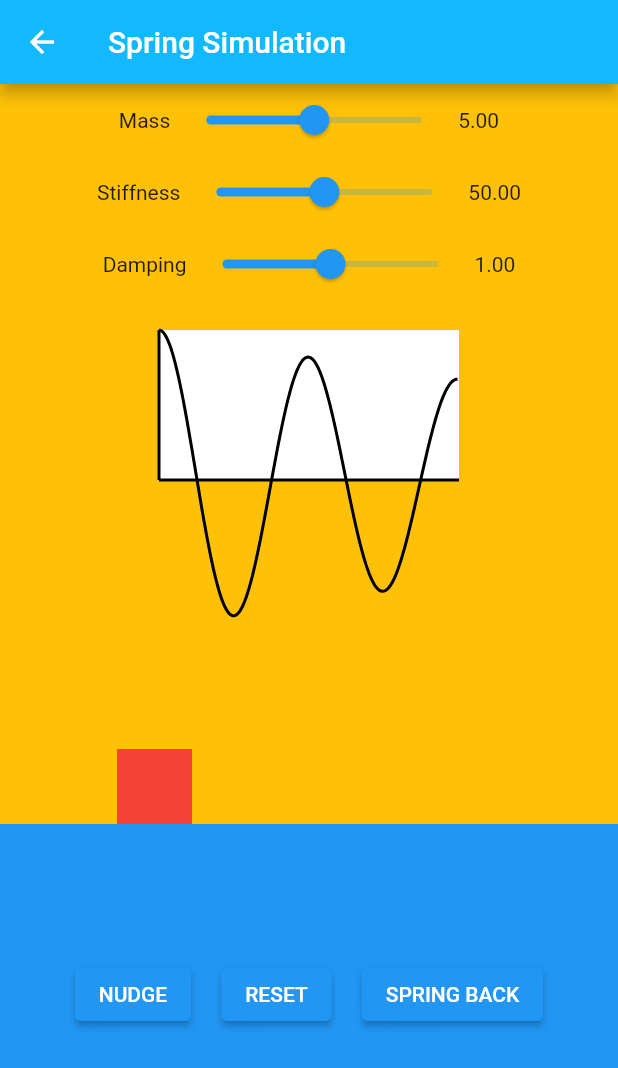
After one commit to alexanderytaylor/animation_experiments, a Flutter app: the screen it shows after launch, after a tap on "Spring Simulation", on a phone screen of 412 x 824 dp. The commit adds this screen. Shown: the top 1068 px of the screen. Run offline on Flutter 3.47's test engine with Material 2 defaults, Android fonts, the light colour scheme and no system bars; our stand-ins replace bloc; generated files the repository leaves out were written again.

Commit message:
Added Spring Simulation

```diff
--- a/lib/experiments/view/experiments_page.dart
+++ b/lib/experiments/view/experiments_page.dart
@@ -1,5 +1,7 @@
 import 'package:animation_experiments/experiments/experiments.dart';
+import 'package:animation_experiments/friction_simulation/friction_simulation.dart';
 import 'package:animation_experiments/glass_of_liquid/glass_of_liquid.dart';
+import 'package:animation_experiments/spring_simulation/spring_simulation.dart';
 import 'package:animation_experiments/thermometer/thermometer.dart';
 import 'package:flutter/material.dart';
 
@@ -33,6 +35,16 @@ class ExperimentsView extends StatelessWidget {
                 Navigator.of(context).push(GlassOfLiquidPage.route()),
             name: 'Glass of Liquid',
           ),
+          ExperimentButton(
+            onPressed: () =>
+                Navigator.of(context).push(FrictionSimulationPage.route()),
+            name: 'Friciton Simulation',
+          ),
+          ExperimentButton(
+            onPressed: () =>
+                Navigator.of(context).push(SpringSimulaitonPage.route()),
+            name: 'Spring Simulation',
+          )
         ],
       ),
     );
--- /dev/null
+++ b/lib/friction_simulation/friction_simulation.dart
@@ -0,0 +1 @@
+export 'view/view.dart';
--- /dev/null
+++ b/lib/friction_simulation/view/view.dart
@@ -0,0 +1 @@
+export 'friction_simulation_page.dart';
--- /dev/null
+++ b/lib/spring_simulation/spring_simulation.dart
@@ -0,0 +1,2 @@
+export 'view/view.dart';
+export 'widgets/widgets.dart';
--- /dev/null
+++ b/lib/spring_simulation/view/spring_simulation_page.dart
@@ -0,0 +1,224 @@
+import 'package:animation_experiments/spring_simulation/spring_simulation.dart';
+import 'package:flutter/material.dart';
+
+import 'package:flutter/physics.dart';
+
+// From https://www.youtube.com/watch?v=O8Z5Ebx6xSY&t=242s
+
+class SpringSimulaitonPage extends StatelessWidget {
+  const SpringSimulaitonPage({super.key});
+
+  static Route<SpringSimulaitonPage> route() {
+    return MaterialPageRoute(
+      builder: (context) => const SpringSimulaitonPage(),
+      settings: const RouteSettings(name: 'spring-simulation'),
+    );
+  }
+
+  @override
+  Widget build(BuildContext context) {
+    return const SpringSimulationView();
+  }
+}
+
+class SpringSimulationView extends StatelessWidget {
+  const SpringSimulationView({super.key});
+
+  @override
+  Widget build(BuildContext context) {
+    return Scaffold(
+      appBar: AppBar(
+        title: const Text('Spring Simulation'),
+      ),
+      backgroundColor: Colors.amber,
+      body: const SpringingBlockExample(),
+    );
+  }
+}
+
+class SpringingBlockExample extends StatefulWidget {
+  const SpringingBlockExample({super.key});
+
+  @override
+  State<SpringingBlockExample> createState() => _SpringingBlockExampleState();
+}
+
+class _SpringingBlockExampleState extends State<SpringingBlockExample>
+    with TickerProviderStateMixin {
+  late AnimationController blockAnimationController;
+  double mass = 5;
+  double stiffness = 50;
+  double damping = 1;
+
+  late SpringSimulation displayedSpringSimulation;
+  bool isSpringing = false;
+
+  @override
+  void initState() {
+    super.initState();
+
+    blockAnimationController = AnimationController.unbounded(vsync: this);
+
+    _recalculateDisplayedSpringSimulation();
+  }
+
+  void _nudgeBlock() {
+    final nudgeSimulation = FrictionSimulation(
+      0.2,
+      0,
+      320,
+    );
+    blockAnimationController.animateWith(nudgeSimulation);
+    isSpringing = false;
+  }
+
+  void _resetBlock() {
+    final nonMovingSimulation = FrictionSimulation(0, 0, 0);
+    blockAnimationController.animateWith(nonMovingSimulation);
+    isSpringing = false;
+  }
+
+  void _springBack() {
+    final springDesc =
+        SpringDescription(mass: mass, stiffness: stiffness, damping: damping);
+    final springSim =
+        SpringSimulation(springDesc, blockAnimationController.value, 0, 0);
+    blockAnimationController.animateWith(springSim);
+    isSpringing = true;
+  }
+
+  void _recalculateDisplayedSpringSimulation() {
+    final desc =
+        SpringDescription(mass: mass, stiffness: stiffness, damping: damping);
+
+    setState(() {
+      displayedSpringSimulation = SpringSimulation(desc, 200, 0, 0);
+    });
+  }
+
+  @override
+  Widget build(BuildContext context) {
+    final screenSize = MediaQuery.of(context).size;
+    return Stack(
+      alignment: Alignment.center,
+      children: [
+        Positioned(
+          top: 0,
+          child: Column(
+            children: [
+              Row(
+                children: [
+                  const Text('Mass'),
+                  Slider(
+                    max: 10,
+                    value: mass,
+                    onChanged: (val) {
+                      setState(() {
+                        mass = val;
+                        _recalculateDisplayedSpringSimulation();
+                      });
+                    },
+                  ),
+                  Text(mass.toStringAsFixed(2))
+                ],
+              ),
+              Row(
+                children: [
+                  const Text('Stiffness'),
+                  Slider(
+                    max: 100,
+                    value: stiffness,
+                    onChanged: (val) {
+                      setState(() {
+                        stiffness = val;
+                        _recalculateDisplayedSpringSimulation();
+                      });
+                    },
+                  ),
+                  Text(stiffness.toStringAsFixed(2))
+                ],
+              ),
+              Row(
+                children: [
+                  const Text('Damping'),
+                  Slider(
+                    max: 2,
+                    value: damping,
+                    onChanged: (val) {
+                      setState(() {
+                        damping = val;
+                        _recalculateDisplayedSpringSimulation();
+                      });
+                    },
+                  ),
+                  Text(damping.toStringAsFixed(2))
+                ],
+              ),
+              const SizedBox(height: 20),
+              SizedBox(
+                height: 100,
+                width: 200,
+                child: AnimatedBuilder(
+                  animation: blockAnimationController,
+                  builder: (context, snapshot) {
+                    return SpringSimulationChart(
+                      simulation: displayedSpringSimulation,
+                      elapsedTime: blockAnimationController.isAnimating
+                          ? blockAnimationController.lastElapsedDuration!
+                          : Duration.zero,
+                      isSpringing: isSpringing,
+                    );
+                  },
+                ),
+              ),
+            ],
+          ),
+        ),
+        Positioned(
+          bottom: 0,
+          left: 0,
+          right: 0,
+          height: screenSize.height / 3,
+          child: const ColoredBox(color: Colors.blue),
+        ),
+        AnimatedBuilder(
+          animation: blockAnimationController,
+          builder: (context, snapshot) {
+            return Positioned(
+              height: 50,
+              width: 50,
+              bottom: screenSize.height / 3,
+              left: screenSize.width / 4 - 25 + blockAnimationController.value,
+              child: const ColoredBox(color: Colors.red),
+            );
+          },
+        ),
+        Positioned(
+          bottom: screenSize.height / 6,
+          child: Column(
+            children: [
+              Row(
+                children: [
+                  ElevatedButton(
+                    onPressed: _nudgeBlock,
+                    child: const Text('NUDGE'),
+                  ),
+                  const SizedBox(width: 20),
+                  ElevatedButton(
+                    onPressed: _resetBlock,
+                    child: const Text('RESET'),
+                  ),
+                  const SizedBox(width: 20),
+                  ElevatedButton(
+                    onPressed: _springBack,
+                    child: const Text('SPRING BACK'),
+                  ),
+                ],
+              ),
+            ],
+          ),
+        )
+      ],
+    );
+  }
+}
--- /dev/null
+++ b/lib/spring_simulation/view/view.dart
@@ -0,0 +1 @@
+export 'spring_simulation_page.dart';
--- /dev/null
+++ b/lib/spring_simulation/widgets/spring_simulation_chart.dart
@@ -0,0 +1,100 @@
+import 'package:flutter/material.dart';
+import 'package:flutter/physics.dart';
+
+const _durationsSecs = 4;
+const _chartMax = 200;
+
+class SpringSimulationChart extends StatelessWidget {
+  const SpringSimulationChart({
+    super.key,
+    required this.simulation,
+    required this.elapsedTime,
+    required this.isSpringing,
+  });
+
+  final SpringSimulation simulation;
+  final Duration elapsedTime;
+  final bool isSpringing;
+
+  @override
+  Widget build(BuildContext context) {
+    return CustomPaint(
+      painter: _SpringSimulationChartPainter(
+        simulation: simulation,
+        elapsedTime: elapsedTime,
+        isSpringing: isSpringing,
+      ),
+    );
+  }
+}
+
+class _SpringSimulationChartPainter extends CustomPainter {
+  _SpringSimulationChartPainter({
+    required this.simulation,
+    required this.elapsedTime,
+    required this.isSpringing,
+  });
+
+  final SpringSimulation simulation;
+  final Duration elapsedTime;
+  final bool isSpringing;
+
+  @override
+  void paint(Canvas canvas, Size size) {
+    final white = Paint()
+      ..color = Colors.white
+      ..style = PaintingStyle.fill;
+
+    final black = Paint()
+      ..color = Colors.black
+      ..style = PaintingStyle.stroke
+      ..strokeWidth = 2;
+
+    final red = Paint()
+      ..color = Colors.red
+      ..style = PaintingStyle.stroke
+      ..strokeWidth = 3;
+
+    canvas
+      ..drawRect(Rect.fromLTWH(0, 0, size.width, size.height), white)
+      ..drawLine(Offset.zero, Offset(0, size.height), black)
+      ..drawLine(
+        Offset(0, size.height),
+        Offset(size.width, size.height),
+        black,
+      );
+
+    final springLine = Path()
+      ..moveTo(0, size.height - (simulation.x(0) / _chartMax) * size.height);
+
+    final pixelTimeStep = _durationsSecs / size.width;
+    var simulatedElapsedTime = pixelTimeStep;
+    for (var i = 1; i < size.width.round(); i++) {
+      springLine.lineTo(
+        i.toDouble(),
+        size.height -
+            (simulation.x(simulatedElapsedTime) / _chartMax) * size.height,
+      );
+      simulatedElapsedTime += pixelTimeStep;
+    }
+
+    canvas.drawPath(springLine, black);
+    if (isSpringing && elapsedTime.inMilliseconds / 1000 < _durationsSecs) {
+      final elapsedTimePixel =
+          elapsedTime.inMilliseconds / 1000 / _durationsSecs * size.width;
+      canvas.drawLine(
+        Offset(elapsedTimePixel, 0),
+        Offset(elapsedTimePixel, size.height),
+        red,
+      );
+    }
+  }
+
+  @override
+  bool shouldRepaint(covariant _SpringSimulationChartPainter oldDelegate) {
+    return elapsedTime != oldDelegate.elapsedTime &&
+            (oldDelegate.elapsedTime.inMilliseconds / 1000 < _durationsSecs ||
+                elapsedTime.inMilliseconds / 1000 < _durationsSecs) ||
+        simulation != oldDelegate.simulation;
+  }
+}
--- /dev/null
+++ b/lib/spring_simulation/widgets/widgets.dart
@@ -0,0 +1 @@
+export 'spring_simulation_chart.dart';
```
Also changed, not shown: lib/friction_simulation/view/friction_simulation_page.dart (added, +158 -0 lines).
